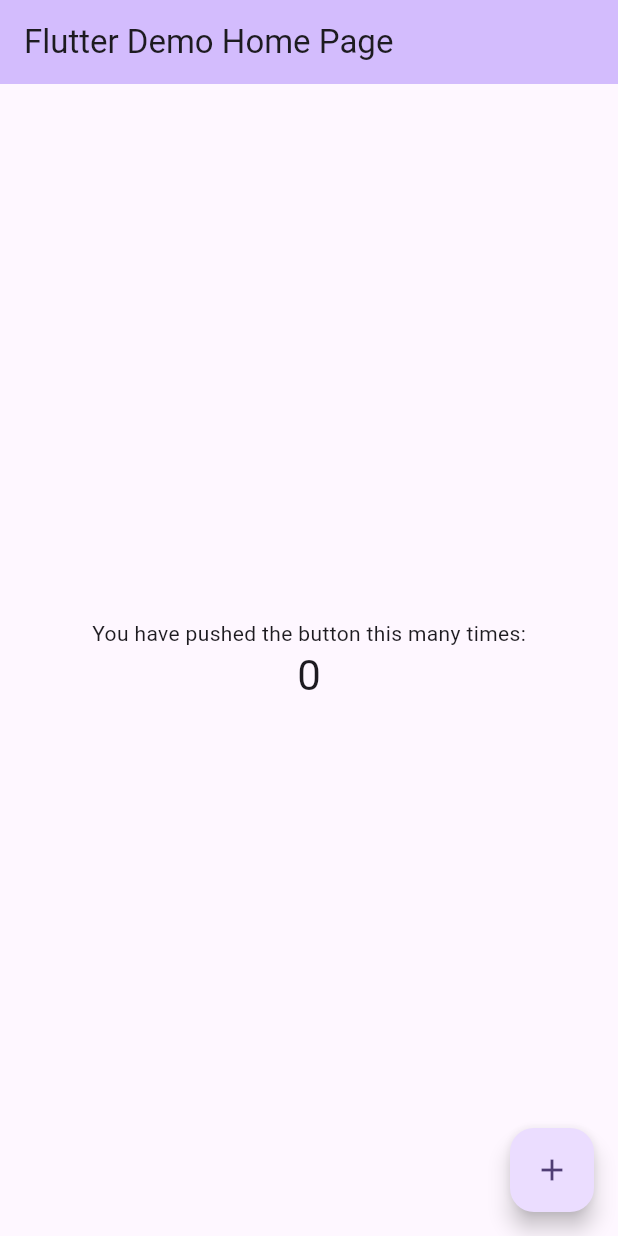
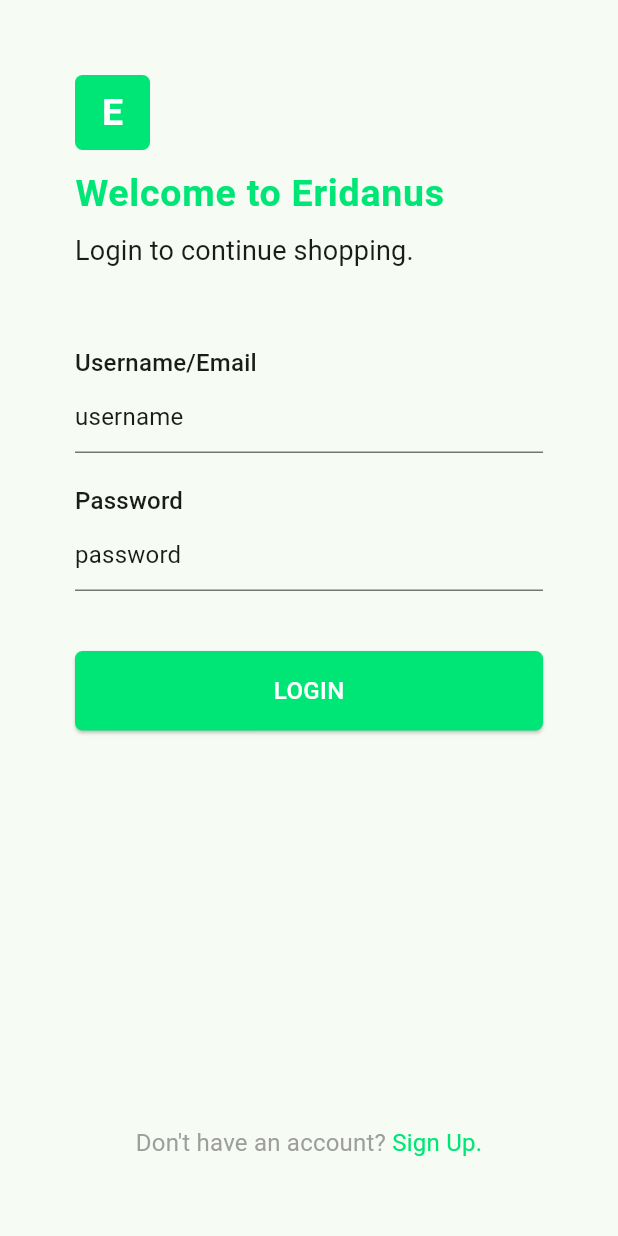
Before and after one commit to salithashamood/orderchimps-xyz, a Flutter app: the screen it shows after launch, on a phone screen of 412 x 824 dp. Run offline on Flutter 3.47's test engine with Material 3 defaults, Android fonts, the phone set to English and light mode, and no system bars.

Commit message:
sign in ui

```diff
--- a/lib/main.dart
+++ b/lib/main.dart
@@ -1,4 +1,6 @@
 import 'package:flutter/material.dart';
+import 'package:xyz/theme/theme_data.dart';
+import 'package:xyz/ui/sign_in/sign_in_screen.dart';
 
 void main() {
   runApp(const MyApp());
@@ -7,119 +9,13 @@ void main() {
 class MyApp extends StatelessWidget {
   const MyApp({super.key});
 
-  // This widget is the root of your application.
   @override
   Widget build(BuildContext context) {
     return MaterialApp(
-      title: 'Flutter Demo',
-      theme: ThemeData(
-        // This is the theme of your application.
-        //
-        // TRY THIS: Try running your application with "flutter run". You'll see
-        // the application has a purple toolbar. Then, without quitting the app,
-        // try changing the seedColor in the colorScheme below to Colors.green
-        // and then invoke "hot reload" (save your changes or press the "hot
-        // reload" button in a Flutter-supported IDE, or press "r" if you used
-        // the command line to start the app).
-        //
-        // Notice that the counter didn't reset back to zero; the application
-        // state is not lost during the reload. To reset the state, use hot
-        // restart instead.
-        //
-        // This works for code too, not just values: Most code changes can be
-        // tested with just a hot reload.
-        colorScheme: ColorScheme.fromSeed(seedColor: Colors.deepPurple),
-        useMaterial3: true,
-      ),
-      home: const MyHomePage(title: 'Flutter Demo Home Page'),
+      debugShowCheckedModeBanner: false,
+      title: 'Eridanus',
+      theme: lightTheme,
+      home: const SignInScreen(),
     );
   }
 }
-
-class MyHomePage extends StatefulWidget {
-  const MyHomePage({super.key, required this.title});
-
-  // This widget is the home page of your application. It is stateful, meaning
-  // that it has a State object (defined below) that contains fields that affect
-  // how it looks.
-
-  // This class is the configuration for the state. It holds the values (in this
-  // case the title) provided by the parent (in this case the App widget) and
-  // used by the build method of the State. Fields in a Widget subclass are
-  // always marked "final".
-
-  final String title;
-
-  @override
-  State<MyHomePage> createState() => _MyHomePageState();
-}
-
-class _MyHomePageState extends State<MyHomePage> {
-  int _counter = 0;
-
-  void _incrementCounter() {
-    setState(() {
-      // This call to setState tells the Flutter framework that something has
-      // changed in this State, which causes it to rerun the build method below
-      // so that the display can reflect the updated values. If we changed
-      // _counter without calling setState(), then the build method would not be
-      // called again, and so nothing would appear to happen.
-      _counter++;
-    });
-  }
-
-  @override
-  Widget build(BuildContext context) {
-    // This method is rerun every time setState is called, for instance as done
-    // by the _incrementCounter method above.
-    //
-    // The Flutter framework has been optimized to make rerunning build methods
-    // fast, so that you can just rebuild anything that needs updating rather
-    // than having to individually change instances of widgets.
-    return Scaffold(
-      appBar: AppBar(
-        // TRY THIS: Try changing the color here to a specific color (to
-        // Colors.amber, perhaps?) and trigger a hot reload to see the AppBar
-        // change color while the other colors stay the same.
-        backgroundColor: Theme.of(context).colorScheme.inversePrimary,
-        // Here we take the value from the MyHomePage object that was created by
-        // the App.build method, and use it to set our appbar title.
-        title: Text(widget.title),
-      ),
-      body: Center(
-        // Center is a layout widget. It takes a single child and positions it
-        // in the middle of the parent.
-        child: Column(
-          // Column is also a layout widget. It takes a list of children and
-          // arranges them vertically. By default, it sizes itself to fit its
-          // children horizontally, and tries to be as tall as its parent.
-          //
-          // Column has various properties to control how it sizes itself and
-          // how it positions its children. Here we use mainAxisAlignment to
-          // center the children vertically; the main axis here is the vertical
-          // axis because Columns are vertical (the cross axis would be
-          // horizontal).
-          //
-          // TRY THIS: Invoke "debug painting" (choose the "Toggle Debug Paint"
-          // action in the IDE, or press "p" in the console), to see the
-          // wireframe for each widget.
-          mainAxisAlignment: MainAxisAlignment.center,
-          children: <Widget>[
-            const Text(
-              'You have pushed the button this many times:',
-            ),
-            Text(
-              '$_counter',
-              style: Theme.of(context).textTheme.headlineMedium,
-            ),
-          ],
-        ),
-      ),
-      floatingActionButton: FloatingActionButton(
-        onPressed: _incrementCounter,
-        tooltip: 'Increment',
-        child: const Icon(Icons.add),
-      ), // This trailing comma makes auto-formatting nicer for build methods.
-    );
-  }
-}
--- /dev/null
+++ b/lib/theme/colors.dart
@@ -0,0 +1,3 @@
+import 'package:flutter/material.dart';
+
+final primaryColor = Colors.greenAccent.shade400;
--- /dev/null
+++ b/lib/theme/theme_data.dart
@@ -0,0 +1,41 @@
+import 'package:flutter/material.dart';
+import 'package:xyz/theme/colors.dart';
+
+ThemeData lightTheme = ThemeData(
+  elevatedButtonTheme: ElevatedButtonThemeData(
+    style: ElevatedButton.styleFrom(
+      textStyle: bodyMedium(),
+      backgroundColor: primaryColor,
+      shape: RoundedRectangleBorder(borderRadius: BorderRadius.circular(5)),
+      padding: const EdgeInsets.symmetric(vertical: 15),
+    ),
+  ),
+  brightness: Brightness.light,
+  colorScheme: ColorScheme.fromSeed(seedColor: primaryColor),
+  useMaterial3: true,
+  textTheme: TextTheme(
+      titleMedium: titleMedium(),
+      bodyLarge: bodyLarge(),
+      bodyMedium: bodyMedium(),
+      titleSmall: titleSmall()),
+);
+
+TextStyle? titleMedium() {
+  return const TextStyle(fontSize: 16, fontWeight: FontWeight.w400);
+}
+
+TextStyle? titleSmall() {
+  return const TextStyle(fontSize: 12, fontWeight: FontWeight.w400);
+}
+
+TextStyle? bodyLarge() {
+  return TextStyle(
+      fontSize: 25,
+      fontWeight: FontWeight.bold,
+      color: primaryColor);
+}
+
+TextStyle? bodyMedium() {
+  return const TextStyle(
+      fontSize: 16, fontWeight: FontWeight.w500, color: Colors.white);
+}
--- /dev/null
+++ b/lib/ui/sign_in/sign_in_screen.dart
@@ -0,0 +1,94 @@
+import 'package:flutter/gestures.dart';
+import 'package:flutter/material.dart';
+import 'package:xyz/theme/colors.dart';
+import 'package:xyz/widget/button_wigdet.dart';
+import 'package:xyz/widget/logo_widget.dart';
+import 'package:xyz/widget/text_with_title_container.dart';
+
+class SignInScreen extends StatelessWidget {
+  const SignInScreen({super.key});
+
+  @override
+  Widget build(BuildContext context) {
+    return SafeArea(
+      child: Scaffold(
+        body: Container(
+          padding: const EdgeInsets.all(50),
+          height: double.infinity,
+          width: double.infinity,
+          child: Column(
+            crossAxisAlignment: CrossAxisAlignment.start,
+            mainAxisAlignment: MainAxisAlignment.spaceBetween,
+            children: [
+              Expanded(
+                child: Column(
+                  crossAxisAlignment: CrossAxisAlignment.start,
+                  children: [
+                    const LogoWidget(),
+                    const SizedBox(
+                      height: 10,
+                    ),
+                    Text(
+                      "Welcome to Eridanus",
+                      style: Theme.of(context).textTheme.bodyLarge,
+                    ),
+                    const SizedBox(
+                      height: 5,
+                    ),
+                    Text(
+                      "Login to continue shopping.",
+                      style: Theme.of(context)
+                          .textTheme
+                          .titleMedium!
+                          .copyWith(fontSize: 18),
+                    ),
+                    const SizedBox(
+                      height: 50,
+                    ),
+                    const TextWithTitleContainer(
+                        title: "Username/Email", hintText: "username"),
+                    const SizedBox(
+                      height: 20,
+                    ),
+                    const TextWithTitleContainer(
+                        title: "Password", hintText: "password"),
+                    const SizedBox(
+                      height: 40,
+                    ),
+                    ButtonWidget(
+                      buttonText: "LOGIN",
+                      onTap: () {},
+                      width: double.infinity,
+                    )
+                  ],
+                ),
+              ),
+              SizedBox(
+                width: double.infinity,
+                child: RichText(
+                  textAlign: TextAlign.center,
+                  text: TextSpan(
+                    text: 'Don\'t have an account? ',
+                    style: Theme.of(context)
+                        .textTheme
+                        .titleMedium!
+                        .copyWith(color: Colors.grey),
+                    children: <TextSpan>[
+                      TextSpan(
+                          text: 'Sign Up.',
+                          style: Theme.of(context)
+                              .textTheme
+                              .titleMedium!
+                              .copyWith(color: primaryColor),
+                          recognizer: TapGestureRecognizer()..onTap = () {}),
+                    ],
+                  ),
+                ),
+              ),
+            ],
+          ),
+        ),
+      ),
+    );
+  }
+}
--- /dev/null
+++ b/lib/widget/button_wigdet.dart
@@ -0,0 +1,25 @@
+import 'package:flutter/material.dart';
+
+class ButtonWidget extends StatelessWidget {
+  final double width;
+  final String buttonText;
+  final VoidCallback onTap;
+  const ButtonWidget(
+      {super.key,
+      required this.width,
+      required this.buttonText,
+      required this.onTap});
+
+  @override
+  Widget build(BuildContext context) {
+    return SizedBox(
+      width: width,
+      child: ElevatedButton(
+          onPressed: onTap,
+          child: Text(
+            buttonText,
+            style: Theme.of(context).textTheme.bodyMedium,
+          )),
+    );
+  }
+}
--- /dev/null
+++ b/lib/widget/logo_widget.dart
@@ -0,0 +1,26 @@
+import 'package:flutter/material.dart';
+import 'package:xyz/theme/colors.dart';
+
+class LogoWidget extends StatelessWidget {
+  const LogoWidget({super.key});
+
+  @override
+  Widget build(BuildContext context) {
+    return Container(
+      alignment: Alignment.center,
+      height: 50,
+      width: 50,
+      decoration: BoxDecoration(
+        borderRadius: BorderRadius.circular(5),
+        color: primaryColor,
+      ),
+      child: Text(
+        "E",
+        style: Theme.of(context)
+            .textTheme
+            .bodyLarge!
+            .copyWith(color: Colors.white),
+      ),
+    );
+  }
+}
--- /dev/null
+++ b/lib/widget/text_with_title_container.dart
@@ -0,0 +1,40 @@
+import 'package:flutter/material.dart';
+
+class TextWithTitleContainer extends StatelessWidget {
+  final String title;
+  final String hintText;
+  final bool isPassword;
+  const TextWithTitleContainer(
+      {super.key,
+      required this.title,
+      required this.hintText,
+      this.isPassword = false});
+
+  @override
+  Widget build(BuildContext context) {
+    return Column(
+      crossAxisAlignment: CrossAxisAlignment.start,
+      children: [
+        Text(
+          title,
+          style: Theme.of(context).textTheme.titleMedium!.copyWith(
+                fontWeight: FontWeight.w500,
+              ),
+        ),
+        TextFormField(
+          style: Theme.of(context).textTheme.titleMedium,
+          // controller: controller,
+          obscureText: isPassword,
+          decoration: InputDecoration(
+              hintText: hintText,
+              hintStyle: Theme.of(context).textTheme.titleMedium,
+              contentPadding: EdgeInsets.zero
+              // border: OutlineInputBorder(
+              //   borderRadius: BorderRadius.circular(12),
+              // ),
+              ),
+        ),
+      ],
+    );
+  }
+}
```
Also changed, not shown: pubspec.yaml (+10 -3 lines), pubspec.lock.
